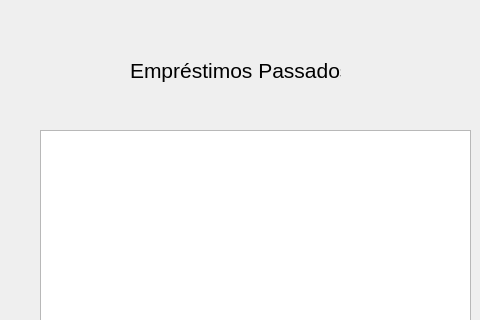
Qt form Teste-Menu/emprestimosfinalizados.ui (MateusRiba/Sistema-de-Biblioteca-CRUD) before a commit; both pictures show x 120 to 600 and y 0 to 320 of the 718 by 495 pixel window.
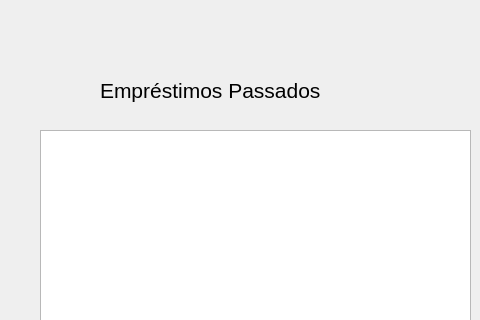
The same form after that commit.

```diff
--- a/Teste-Menu/emprestimosfinalizados.ui
+++ b/Teste-Menu/emprestimosfinalizados.ui
@@ -26,9 +26,9 @@
   <widget class="QLabel" name="label">
    <property name="geometry">
     <rect>
-     <x>250</x>
-     <y>50</y>
-     <width>211</width>
+     <x>220</x>
+     <y>70</y>
+     <width>281</width>
      <height>41</height>
     </rect>
    </property>
```
